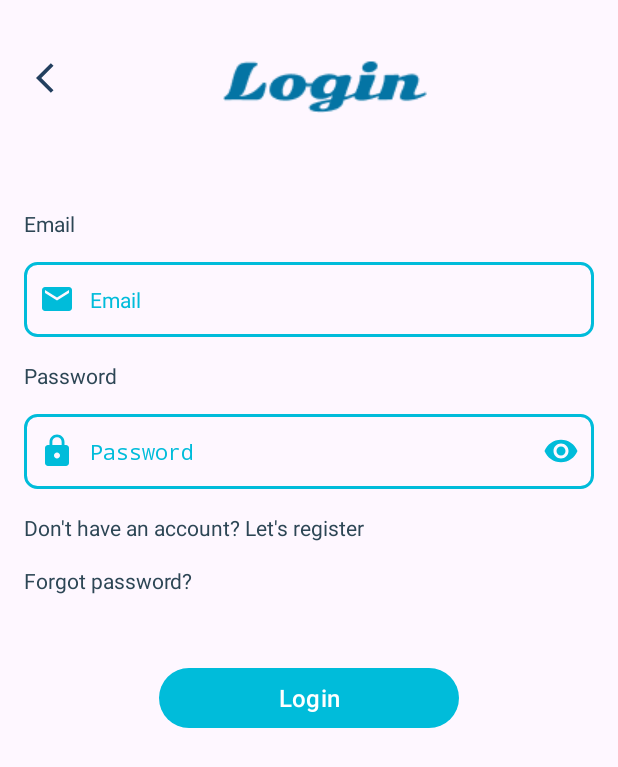
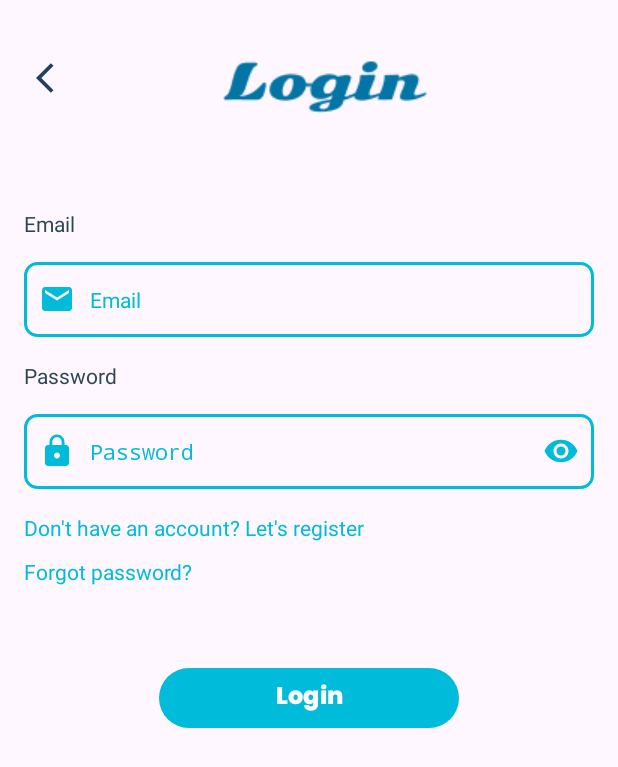
Before and after one commit to Kulinerin-Bangkit-Team-2024/Mobile-Development, an Android app: the LoginActivity screen opened directly, with no data from a screen before it, on a phone screen of 412 x 824 dp. Shown: the top 767 px of the screen. Run offline under Robolectric (Android 15) with nearby library versions, the phone set to English and light mode, and no system bars.

```diff
--- a/app/src/main/java/com/bangkit/capstone/kulinerin/ui/activity/LoginActivity.kt
+++ b/app/src/main/java/com/bangkit/capstone/kulinerin/ui/activity/LoginActivity.kt
@@ -32,7 +32,6 @@ class LoginActivity : AppCompatActivity() {
     override fun onCreate(savedInstanceState: Bundle?) {
         super.onCreate(savedInstanceState)
         Log.d(TAG, "onCreate: Initializing LoginActivity")
-        enableEdgeToEdge()
         binding = ActivityLoginBinding.inflate(layoutInflater)
         setContentView(binding.root)
 
--- a/app/src/main/java/com/bangkit/capstone/kulinerin/ui/activity/RegisterActivity.kt
+++ b/app/src/main/java/com/bangkit/capstone/kulinerin/ui/activity/RegisterActivity.kt
@@ -22,7 +22,6 @@ class RegisterActivity : AppCompatActivity() {
 
     override fun onCreate(savedInstanceState: Bundle?) {
         super.onCreate(savedInstanceState)
-        enableEdgeToEdge()
         binding = ActivityRegisterBinding.inflate(layoutInflater)
         setContentView(binding.root)
 
--- a/app/src/main/java/com/bangkit/capstone/kulinerin/ui/activity/ScanActivity.kt
+++ b/app/src/main/java/com/bangkit/capstone/kulinerin/ui/activity/ScanActivity.kt
@@ -147,6 +147,7 @@ class ScanActivity : AppCompatActivity() {
     }
 
     private fun sendImageToResult(uri: Uri) {
+        binding.progressBar.visibility = android.view.View.VISIBLE
         Log.d("ScanActivity", "Sending image to result: $uri")
         val file = uriToFile(uri) ?: run {
             Log.e("ScanActivity", "Failed to convert URI to File")
@@ -190,6 +191,9 @@ class ScanActivity : AppCompatActivity() {
     }
 
     private fun uploadImage(file: File, uri: Uri) {
+        binding.progressBar.apply {
+            visibility = android.view.View.VISIBLE
+        }
         Log.d("ScanActivity", "Uploading image: ${file.absolutePath}")
 
         val mimeType = contentResolver.getType(uri) ?: "image/jpeg"
@@ -208,6 +212,7 @@ class ScanActivity : AppCompatActivity() {
         val call = apiService.uploadImage("Bearer $token", part)
         call.enqueue(object : Callback<ScanFoodResponse> {
             override fun onResponse(call: Call<ScanFoodResponse>, response: Response<ScanFoodResponse>) {
+                binding.progressBar.visibility = android.view.View.GONE
                 if (response.isSuccessful) {
                     val responseBody = response.body()
                     Log.d("ScanActivity", "Response successful: $responseBody")
@@ -232,6 +237,7 @@ class ScanActivity : AppCompatActivity() {
 
             override fun onFailure(call: Call<ScanFoodResponse>, t: Throwable) {
                 Log.e("ScanActivity", "Upload failed", t)
+                binding.progressBar.visibility = android.view.View.GONE
                 Toast.makeText(this@ScanActivity, "Error: ${t.message}", Toast.LENGTH_LONG).show()
             }
         })
--- a/app/src/main/java/com/bangkit/capstone/kulinerin/ui/activity/SettingActivity.kt
+++ b/app/src/main/java/com/bangkit/capstone/kulinerin/ui/activity/SettingActivity.kt
@@ -20,7 +20,6 @@ class SettingActivity : AppCompatActivity() {
 
     override fun onCreate(savedInstanceState: Bundle?) {
         super.onCreate(savedInstanceState)
-        enableEdgeToEdge()
         binding = ActivitySettingBinding.inflate(layoutInflater)
         setContentView(binding.root)
 
--- a/app/src/main/java/com/bangkit/capstone/kulinerin/ui/activity/WelcomeActivity.kt
+++ b/app/src/main/java/com/bangkit/capstone/kulinerin/ui/activity/WelcomeActivity.kt
@@ -14,7 +14,7 @@ class WelcomeActivity : AppCompatActivity() {
 
     override fun onCreate(savedInstanceState: Bundle?) {
         super.onCreate(savedInstanceState)
-        enableEdgeToEdge()
+
         binding = ActivityWelcomeBinding.inflate(layoutInflater)
         setContentView(binding.root)
 
--- a/app/src/main/java/com/bangkit/capstone/kulinerin/ui/fragment/FoodsFragment.kt
+++ b/app/src/main/java/com/bangkit/capstone/kulinerin/ui/fragment/FoodsFragment.kt
@@ -89,7 +89,7 @@ class FoodsFragment : Fragment() {
             }
 
             sbFoods.setOnMenuItemClickListener {
-                svFoods.show() // Show search view
+                svFoods.show()
                 true
             }
         }
--- a/app/src/main/java/com/bangkit/capstone/kulinerin/ui/fragment/HomeFragment.kt
+++ b/app/src/main/java/com/bangkit/capstone/kulinerin/ui/fragment/HomeFragment.kt
@@ -47,14 +47,12 @@ class HomeFragment : Fragment() {
 
         _binding?.let { binding ->
 
-            // Inisialisasi adapter untuk banner
             val banners = listOf(
                 R.drawable.banner1,
                 R.drawable.banner2
             )
             bannerAdapter = BannerAdapter(banners)
 
-            // Set adapter ke RecyclerView
             binding.recyclerViewBanner.layoutManager = LinearLayoutManager(requireContext(), LinearLayoutManager.HORIZONTAL, false)
             binding.recyclerViewBanner.adapter = bannerAdapter
 
--- a/app/src/main/res/layout/activity_login.xml
+++ b/app/src/main/res/layout/activity_login.xml
@@ -83,19 +83,19 @@
         android:text="@string/go_to_register"
         app:layout_constraintTop_toBottomOf="@+id/ed_input_password"
         tools:layout_editor_absoluteX="0dp"
-        android:textColor="@color/dark_blue"/>
+        android:textColor="@color/light_blue"/>
 
     <TextView
         android:id="@+id/tv_forgot_password"
         android:layout_width="wrap_content"
         android:layout_height="wrap_content"
+        android:layout_marginStart="16dp"
+        android:layout_marginTop="10dp"
         android:text="@string/forgot_password"
-        android:textColor="@color/dark_blue"
+        android:textColor="@color/light_blue"
         android:textSize="14sp"
-        android:layout_marginTop="16dp"
-        android:layout_marginStart="16dp"
-        app:layout_constraintTop_toBottomOf="@id/tv_dont_have_acc"
-        app:layout_constraintStart_toStartOf="parent"/>
+        app:layout_constraintStart_toStartOf="parent"
+        app:layout_constraintTop_toBottomOf="@id/tv_dont_have_acc" />
 
     <Button
         android:id="@+id/btn_login"
@@ -107,6 +107,7 @@
         android:layout_marginTop="80dp"
         android:text="@string/login"
         android:textColor="@color/white"
-        android:textSize="16sp"/>
+        android:textSize="16sp"
+        style="@style/WelcomeStyle"/>
 
 </androidx.constraintlayout.widget.ConstraintLayout>
--- a/app/src/main/res/layout/activity_register.xml
+++ b/app/src/main/res/layout/activity_register.xml
@@ -109,6 +109,7 @@
         android:layout_marginTop="72dp"
         android:text="@string/register"
         android:textColor="@color/white"
-        android:textSize="16sp"/>
+        android:textSize="16sp"
+        style="@style/WelcomeStyle"/>
 
 </androidx.constraintlayout.widget.ConstraintLayout>
--- a/app/src/main/res/layout/fragment_home.xml
+++ b/app/src/main/res/layout/fragment_home.xml
@@ -33,6 +33,8 @@
         android:layout_width="match_parent"
         android:layout_height="wrap_content"
         android:layout_marginTop="4dp"
+        android:layout_marginBottom="4dp"
+        android:paddingBottom="8dp"
         app:layout_constraintTop_toBottomOf="@id/greeting"
         app:layout_constraintStart_toStartOf="parent"
         app:layout_constraintEnd_toEndOf="parent"
@@ -40,7 +42,7 @@
 
     <androidx.recyclerview.widget.RecyclerView
         android:id="@+id/rv_foods_home"
-        android:layout_width="407dp"
+        android:layout_width="392dp"
         android:layout_height="653dp"
         android:layout_marginTop="80dp"
         app:layout_constraintBottom_toBottomOf="parent"
--- a/app/src/main/res/layout/fragment_profile.xml
+++ b/app/src/main/res/layout/fragment_profile.xml
@@ -94,6 +94,7 @@
         app:layout_constraintStart_toStartOf="parent"
         app:layout_constraintTop_toBottomOf="@+id/pv_email"
         app:layout_constraintVertical_bias="0.0"
-        tools:ignore="MissingConstraints" />
+        tools:ignore="MissingConstraints"
+        style="@style/WelcomeStyle"/>
 
 </androidx.constraintlayout.widget.ConstraintLayout>
--- a/app/src/main/res/layout/fragment_restaurants.xml
+++ b/app/src/main/res/layout/fragment_restaurants.xml
@@ -22,5 +22,7 @@
         android:layout_height="wrap_content"
         android:gravity="center"
         android:text="@string/coming_soon"
-        android:layout_marginTop="16dp" />
+        android:layout_marginTop="16dp"
+        android:layout_marginStart="16dp"
+        android:layout_marginEnd="16dp"/>
 </LinearLayout>
--- a/app/src/main/res/layout/item_food.xml
+++ b/app/src/main/res/layout/item_food.xml
@@ -4,7 +4,8 @@
     android:layout_height="wrap_content"
     xmlns:card_view="http://schemas.android.com/apk/res-auto"
     android:layout_margin="8dp"
-    card_view:cardCornerRadius="8dp">
+    card_view:cardCornerRadius="8dp"
+    card_view:cardBackgroundColor="@color/background_blue">
 
     <androidx.constraintlayout.widget.ConstraintLayout
         android:layout_width="match_parent"
--- a/app/src/main/res/values/strings.xml
+++ b/app/src/main/res/values/strings.xml
@@ -40,4 +40,5 @@
     <string name="_00_30">00:30</string>
     <string name="confirm">Confirm</string>
     <string name="forgot_password">Forgot password?</string>
+    <string name="loading_text">Analyzing image, please wait a moment</string>
 </resources>
--- a/app/src/main/res/values/themes.xml
+++ b/app/src/main/res/values/themes.xml
@@ -19,6 +19,8 @@
         <item name="android:windowIsTranslucent">true</item>
 
         <item name="android:windowActivityTransitions">true</item>
+        <item name="android:windowEnterTransition">@android:transition/slide_top</item>
+        <item name="android:windowExitTransition">@android:transition/slide_top</item>
     </style>
 
 
```
Also changed, not shown: app/src/main/java/com/bangkit/capstone/kulinerin/ui/activity/SplashScreenActivity.kt (+19 -0 lines), app/src/main/res/layout/activity_scan.xml (+11 -0 lines), app/src/main/res/layout/activity_welcome.xml (+4 -4 lines), app/src/main/res/layout/fragment_foods.xml (+8 -4 lines), app/src/main/res/drawable/logowelcome.png (added).
